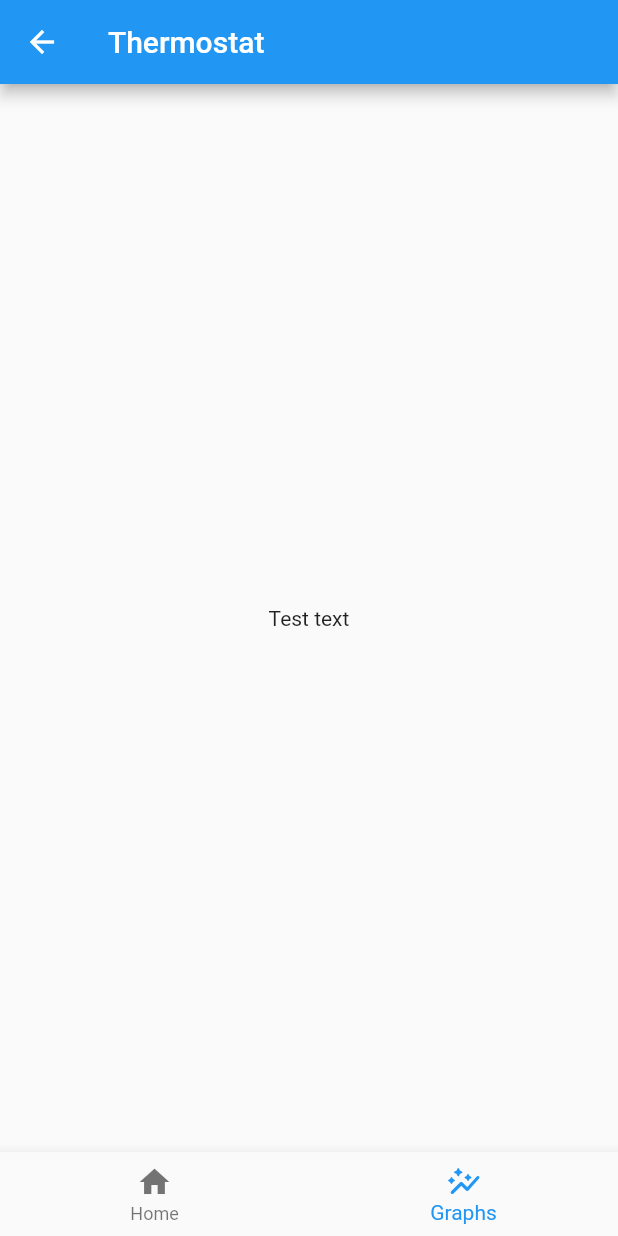
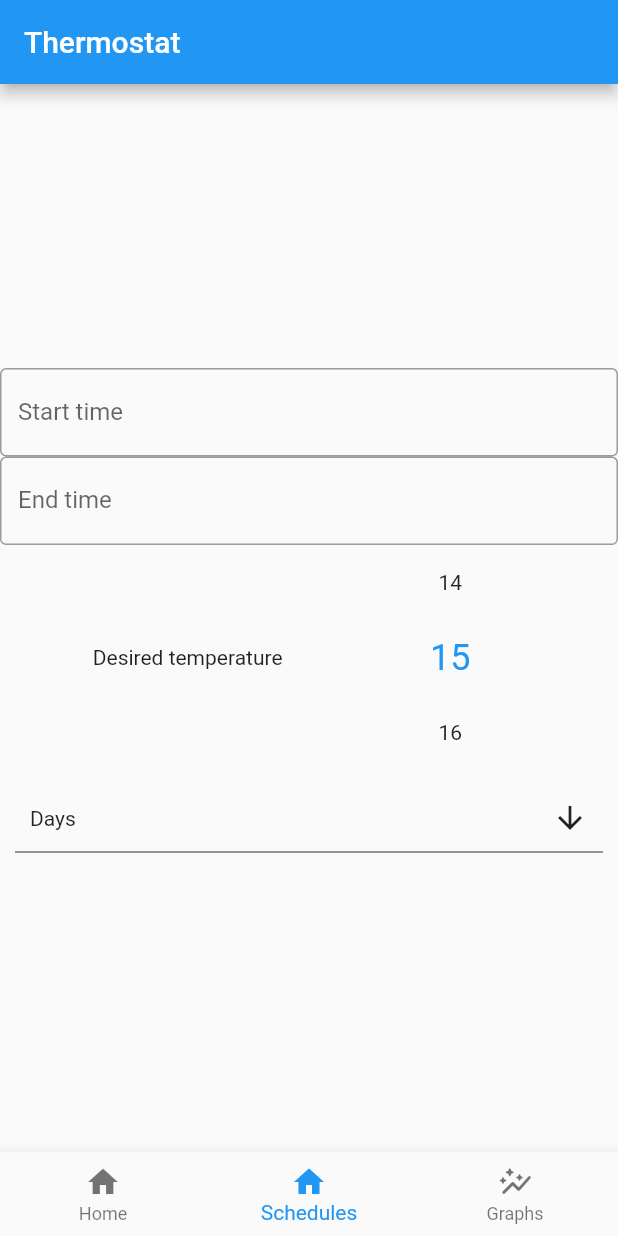
Before and after one commit to inigodm/fluttermostat, a Flutter app: the HomePage screen opened directly with empty values, item 2 of the bottom bar chosen, on a phone screen of 412 x 824 dp. Run offline on Flutter 3.47's test engine with Material 2 defaults, Android fonts, the phone set to English and light mode, and no system bars; drawn by our look-alikes of multi_select_flutter, numberpicker.

Commit message:
Add fonts, and schedules form

```diff
--- a/lib/site.dart
+++ b/lib/site.dart
@@ -3,6 +3,9 @@ import 'dart:io';
 
 import 'package:flutter/material.dart';
 import 'package:http/http.dart' as http;
+import 'package:multi_select_flutter/multi_select_flutter.dart';
+import 'package:numberpicker/numberpicker.dart';
+
 
 class HomePage extends StatefulWidget {
   late String bearer;
@@ -23,6 +26,28 @@ class _HomePageState extends State<HomePage> {
   late int temp;
   final List<Widget> _pages = [];
   int _selectedIndex = 0;
+  TextEditingController initTime = TextEditingController();
+  TextEditingController endTime = TextEditingController();
+
+
+  Future displayTimePicker(BuildContext context, TextEditingController control) async {
+    final time = await showTimePicker(
+      context: context,
+      initialTime: TimeOfDay.now(),
+      builder: (context, child) {
+        return MediaQuery(
+          data: MediaQuery.of(context).copyWith(alwaysUse24HourFormat: true),
+          child: child ?? Container(),
+        );
+      },
+    );
+
+    if (time != null) {
+      setState(() {
+        control.text = "${time.hour}:${time.minute}";
+      });
+    }
+  }
 
   _HomePageState(String bearer) {
     this.bearer = bearer;
@@ -41,26 +66,91 @@ class _HomePageState extends State<HomePage> {
               onPressed: increase,
               child: Text(
                 '+',
-                style: TextStyle(color: Colors.black, fontSize: 45),
+                style: TextStyle(color: Colors.black, fontFamily: 'Digital', fontSize: 45),
               ),
             ),
             Text(
                 "${temp}",
-                style: TextStyle(color: Colors.black, fontSize: 45)),
+                style: TextStyle(color: Colors.black, fontFamily: 'Digital', fontSize: 45)),
             TextButton(
               onPressed: decrease,
               child: Text(
                 '-',
-                style: TextStyle(color: Colors.black, fontSize: 45),
+                style: TextStyle(color: Colors.black, fontFamily: 'Digital', fontSize: 45),
               ),
             ),
           ],
         )
       ],
     );
-    Widget graph = Text("Test text");
+    Widget schedules = Column(
+        mainAxisAlignment: MainAxisAlignment.center,
+        children: <Widget>[
+          Row(
+            crossAxisAlignment: CrossAxisAlignment.center,
+            mainAxisAlignment: MainAxisAlignment.spaceEvenly,
+            children: [Expanded(
+              child: TextField(
+                controller: initTime,
+                decoration: InputDecoration(
+                    border: OutlineInputBorder(),
+                    labelText: 'Start time',
+                    hintText: 'Select start time'
+                ),
+                onTap: () => displayTimePicker(context, initTime),
+              ),
+              )]
+            ),
+          Row(
+              crossAxisAlignment: CrossAxisAlignment.center,
+              mainAxisAlignment: MainAxisAlignment.spaceEvenly,
+              children: [Expanded(
+                child: TextField(
+                  controller: endTime,
+                  decoration: InputDecoration(
+                      border: OutlineInputBorder(),
+                      labelText: 'End time',
+                      hintText: 'Select end time'
+                  ),
+                  onTap: () => displayTimePicker(context, endTime),
+                ),
+              )]
+          ),
+          Row(
+            crossAxisAlignment: CrossAxisAlignment.center,
+            mainAxisAlignment: MainAxisAlignment.spaceEvenly,
+            children: [Text("Desired temperature"),
+              NumberPicker(
+              value: 15,
+              minValue: 10,
+              maxValue: 30,
+              onChanged: (value) => setState(() => {}),
+            )],
+          ),
+          Padding(
+            padding: EdgeInsets.all(10),
+            child: MultiSelectDialogField(
+              title: Text("Select the days in which this task must be enabled"),
+              buttonText: Text("Days"),
+              items: [MultiSelectItem("L", "Monday"),
+                MultiSelectItem("M", "Tuesday"),
+                MultiSelectItem("X", "Thursday"),
+                MultiSelectItem("J", "Wednesday"),
+                MultiSelectItem("V", "Friday"),
+                MultiSelectItem("S", "Saturday"),
+                MultiSelectItem("D", "Sunday"),
+              ],
+              listType: MultiSelectListType.CHIP,
+              onConfirm: (values) {
+
+              },
+            ),
+          ),
+      ]
+    );
     _pages.add(home);
-    _pages.add(graph);
+    _pages.add(schedules);
+    _pages.add(Text("Test text"));
   }
 
 
@@ -81,6 +171,23 @@ class _HomePageState extends State<HomePage> {
     setState(() {});
   }
 
+  void getDesiredValue() async {
+    final url = Uri.parse("$baseUrl/temperature");
+    final response = await http.get(url,
+        headers: {
+          'Content-Type': 'application/json',
+          'Authorization': this.bearer,
+        });
+    if (response.statusCode == 200) {
+      print("body ${jsonDecode(response.body)['value']['temp']}");
+    } else {
+      print("body ${response.toString()}");
+      print("body ${response.body}");
+    }
+    temp++;
+    setState(() {});
+  }
+
   void decrease() async {
     final url = Uri.parse("$baseUrl/temperature/decrement");
     final response = await http.put(url,
@@ -92,7 +199,9 @@ class _HomePageState extends State<HomePage> {
           "temperature": 100,
         }));
     if (response.statusCode == 200) {
+      getDesiredValue();
     } else {
+
     }
     temp--;
     setState(() {});
@@ -109,6 +218,7 @@ class _HomePageState extends State<HomePage> {
     return Scaffold(
       appBar: AppBar(
         title: Text('Thermostat'),
+        automaticallyImplyLeading: false,
       ),
       // El body tiene que tener el array con el indice seleccionado
       body: Center(child: _pages[_selectedIndex]),
@@ -117,6 +227,10 @@ class _HomePageState extends State<HomePage> {
             BottomNavigationBarItem(
               icon: Icon(Icons.home),
               label: 'Home',
+            ),
+            BottomNavigationBarItem(
+              icon: Icon(Icons.home),
+              label: 'Schedules',
             ),
             BottomNavigationBarItem(
               icon: Icon(Icons.auto_graph_rounded),
```
Also changed, not shown: pubspec.yaml (+8 -0 lines), assets/fonts/digital-7 (italic).ttf (added), assets/fonts/digital-7 (mono italic).ttf (added), assets/fonts/digital-7 (mono).ttf (added), assets/fonts/digital-7.ttf (added), lib/generated/assets.dart, lib/schedules.dart (added), pubspec.lock, 1 other file.
